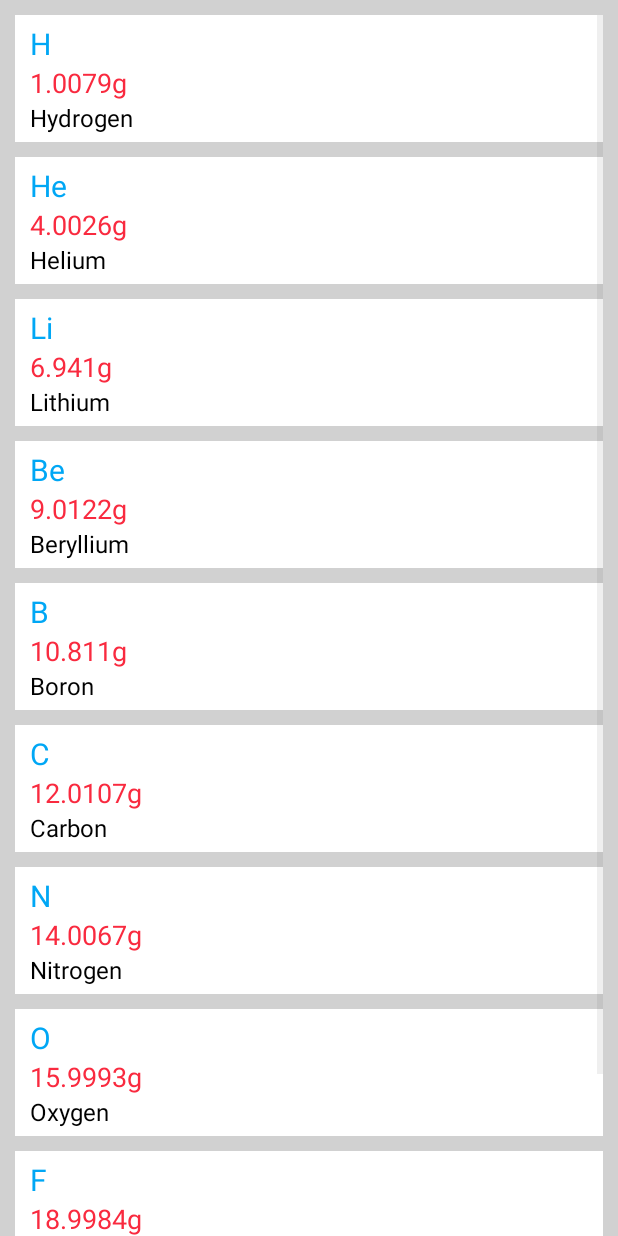
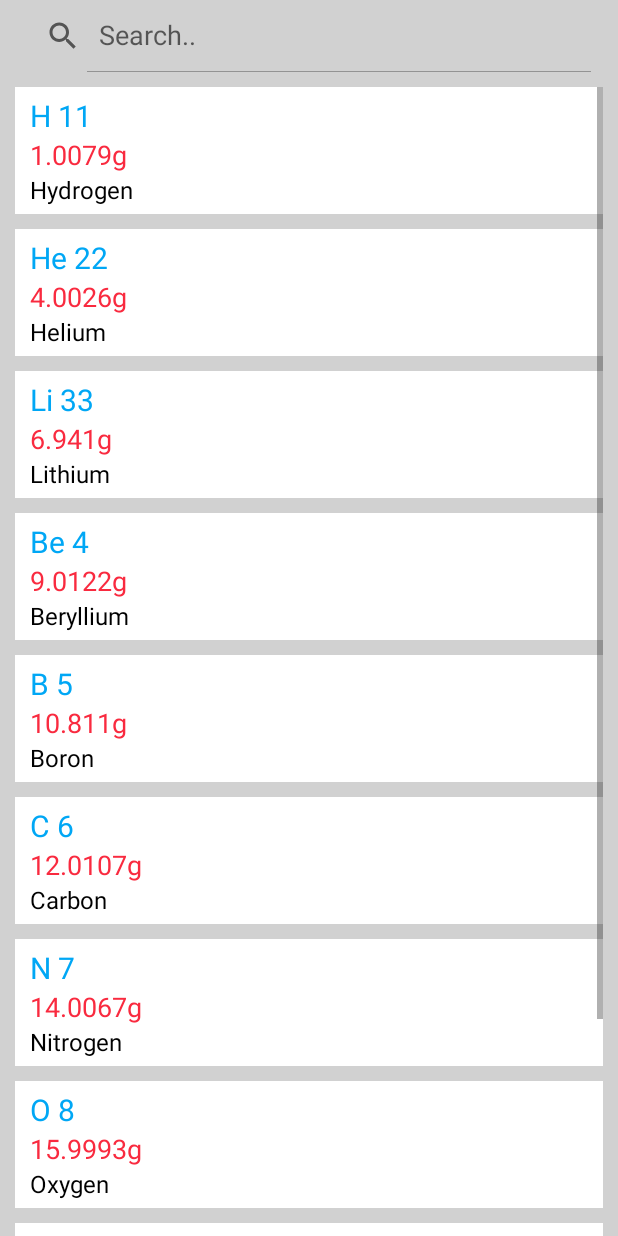
Before and after one commit to tayl/se-chemistry, an Android app: the ChemItemActivity screen opened directly, with no data from a screen before it, on a phone screen of 412 x 824 dp. Run offline under Robolectric (Android 15) with nearby library versions, the phone set to English and light mode, and no system bars.

Commit message:
Search view added
Added search, it searches the displayed list view for anything that
matches the text input from user

```diff
--- a/ChemWorking/app/src/main/java/example/com/chem/ChemItemActivity.java
+++ b/ChemWorking/app/src/main/java/example/com/chem/ChemItemActivity.java
@@ -5,9 +5,14 @@ package example.com.chem;
  */
 import android.app.Activity;
 import android.os.Bundle;
+import android.text.TextUtils;
 import android.view.View;
 import android.widget.AdapterView;
+import android.widget.ArrayAdapter;
+import android.widget.AutoCompleteTextView;
+import android.widget.EditText;
 import android.widget.ListView;
+import android.widget.SearchView;
 import android.widget.Toast;
 
 import java.io.InputStream;
@@ -15,25 +20,31 @@ import java.util.ArrayList;
 import java.util.List;
 
 
-public class ChemItemActivity extends Activity {
+public class ChemItemActivity extends Activity implements SearchView.OnQueryTextListener{
     private ListView lvChemItem;
     private ChemItemListAdapter adapter;
     private List<ChemItem> mChemItemList;
+    private List<String[]> readFileList;
+    private String[] scoreData;
+    private SearchView mSearchView;
+
+
     @Override
     protected void onCreate(Bundle savedInstanceState) {
         super.onCreate(savedInstanceState);
         setContentView(R.layout.activity_chem_item);
-
         lvChemItem = (ListView)findViewById(R.id.listview_chem_item);
+        mSearchView = (SearchView)findViewById(R.id.searchView);
 
         mChemItemList = new ArrayList<>();
         // read elements.csv file into string[] list
         InputStream inputStream = getResources().openRawResource(R.raw.elements);
         CSVFile csvFile = new CSVFile(inputStream);
-        List<String[]> readFileList = csvFile.read();
+        readFileList = csvFile.read();
 
         for(int i = 0; i < 10; i++){
-            String[] scoreData = readFileList.get(i);
+            //String[] scoreData = readFileList.get(i);
+            scoreData = readFileList.get(i);
             mChemItemList.add(new ChemItem(scoreData[0],scoreData[1],scoreData[2],scoreData[3]));
         }
         /*
@@ -42,24 +53,11 @@ public class ChemItemActivity extends Activity {
            // mChemItemList.add(new ChemItem(scoreData[0],scoreData[1],scoreData[2],scoreData[3]));
         }
         */
-        //Add sample data for list
-        //We can get data from DB, webservice here
-        /*
-        mChemItemList.add(new ChemItem("1", "H", "1.0079", "Hydrogen"));
-        mChemItemList.add(new ChemItem("2", "He", "4.0026", "Helium"));
-        mChemItemList.add(new ChemItem("3", "Li", "6.941", "Lithium"));
-        mChemItemList.add(new ChemItem("4", "Be", "9.0122", "Beryllium"));
-        mChemItemList.add(new ChemItem("5", "B", "10.811", "Boron"));
-        mChemItemList.add(new ChemItem("6", "C", "12.0107", "Carbon"));
-        mChemItemList.add(new ChemItem("7", "N", "14.0067", "Nitrogen"));
-        mChemItemList.add(new ChemItem("8", "O", "15.9994", "Oxygen"));
-        mChemItemList.add(new ChemItem("9", "F", "18.9984", "Fluorine"));
-        mChemItemList.add(new ChemItem("10", "Ne", "20.1797", "Neon"));
-        */
-
         //Init adapter
         adapter = new ChemItemListAdapter(getApplicationContext(), mChemItemList);
         lvChemItem.setAdapter(adapter);
+        lvChemItem.setTextFilterEnabled(true);
+        setupSearchView();
 
         lvChemItem.setOnItemClickListener(new AdapterView.OnItemClickListener() {
             @Override
@@ -70,16 +68,41 @@ public class ChemItemActivity extends Activity {
                         Toast.LENGTH_SHORT ).show();
             }
         });
-
+        /* Long Click is giving me problems
         lvChemItem.setOnItemLongClickListener(new AdapterView.OnItemLongClickListener() {
             @Override
             public boolean onItemLongClick(AdapterView<?> parent, View view, int position, long id) {
                 //show msg with item id, get from view.getTag
                 // can use (int) view.getTag() as item id to search by item id
+                String string = scoreData[(int)view.getTag()];
                 Toast.makeText(getApplicationContext(), "Long Click =" + view.getTag(),
                         Toast.LENGTH_LONG ).show();
                 return true;
             }
         });
+        */
+    }
+
+    private void setupSearchView()
+    {
+        mSearchView.setIconifiedByDefault(false);
+        mSearchView.setOnQueryTextListener(this);
+        mSearchView.setSubmitButtonEnabled(true);
+        mSearchView.setQueryHint("Search..");
+    }
+
+    @Override
+    public boolean onQueryTextSubmit(String query) {
+        return false;
+    }
+
+    @Override
+    public boolean onQueryTextChange(String newText) {
+        if (TextUtils.isEmpty(newText.toString())){
+            lvChemItem.clearTextFilter();
+        } else {
+            lvChemItem.setFilterText(newText.toString());
+        }
+        return true;
     }
 }
--- a/ChemWorking/app/src/main/res/layout/activity_chem_item.xml
+++ b/ChemWorking/app/src/main/res/layout/activity_chem_item.xml
@@ -3,11 +3,22 @@
     android:layout_width="match_parent"
     android:layout_height="match_parent"
     android:background="#d1d1d1"
+    android:descendantFocusability="beforeDescendants"
+    android:focusableInTouchMode="true"
     android:orientation="vertical">
+
+    <SearchView
+        android:id="@+id/searchView"
+        android:layout_width="match_parent"
+        android:layout_height="wrap_content"
+        android:layout_marginLeft="10dp"
+        android:layout_marginRight="10dp"
+        android:queryHint="Search.."
+        />
 
     <ListView
         android:layout_width="match_parent"
-        android:layout_height="match_parent"
+        android:layout_height="wrap_content"
         android:id="@+id/listview_chem_item"
         android:layout_marginTop="10dp"
         android:layout_marginLeft="10dp"
```
Also changed, not shown: ChemWorking/app/src/main/java/example/com/chem/ChemItemListAdapter.java (+57 -3 lines).
